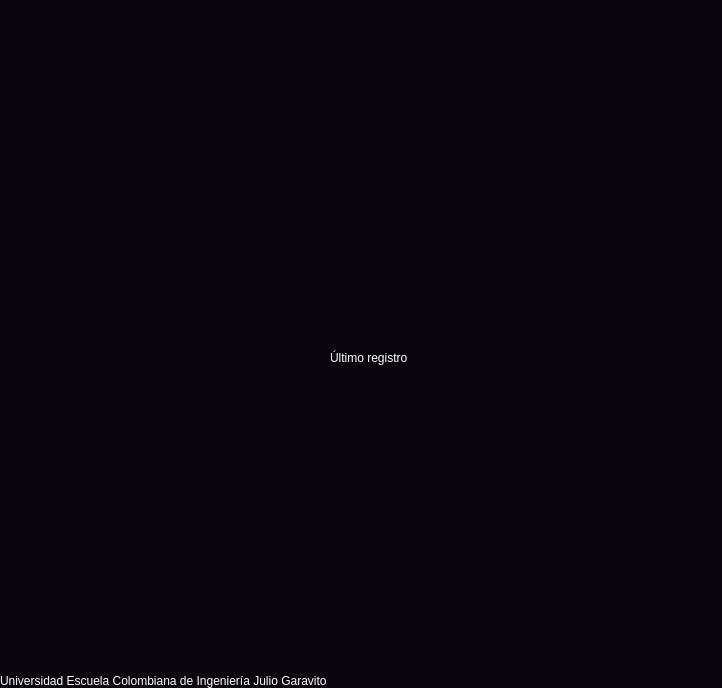
The window that interface.ui (StevenA55/ECG) describes before a commit, drawn with Qt 5.
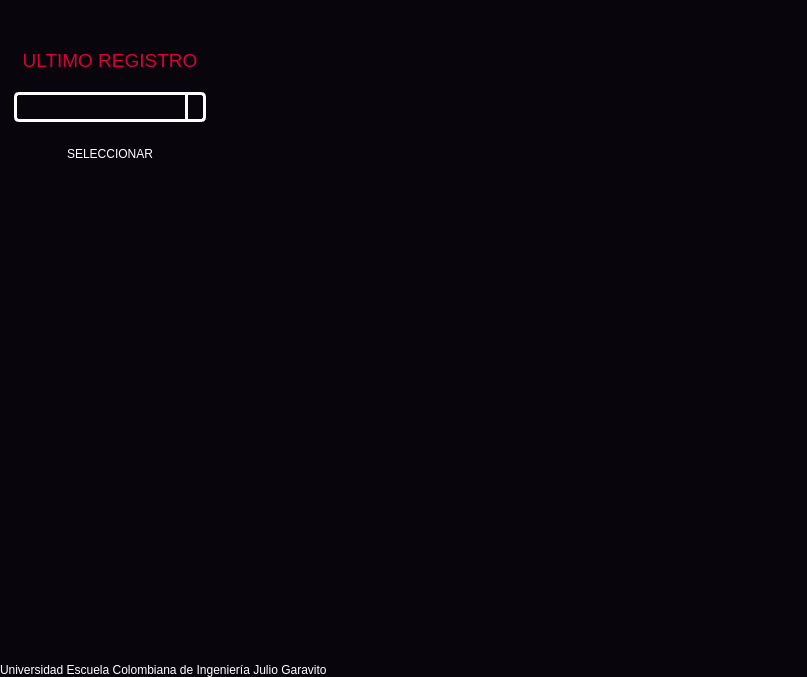
The same window after the commit. The open tabs and pages were chosen to show the change. Icons and pictures are not drawn.

```diff
--- a/interface.ui
+++ b/interface.ui
@@ -6,8 +6,8 @@
    <rect>
     <x>0</x>
     <y>0</y>
-    <width>722</width>
-    <height>688</height>
+    <width>807</width>
+    <height>677</height>
    </rect>
   </property>
   <property name="windowTitle">
@@ -1392,19 +1392,291 @@
              </layout>
             </widget>
             <widget class="QWidget" name="page_dos">
-             <widget class="QLabel" name="label_6">
-              <property name="geometry">
-               <rect>
-                <x>330</x>
-                <y>330</y>
-                <width>81</width>
-                <height>16</height>
-               </rect>
+             <layout class="QVBoxLayout" name="verticalLayout_20">
+              <property name="spacing">
+               <number>0</number>
               </property>
-              <property name="text">
-               <string>Último registro</string>
+              <property name="leftMargin">
+               <number>0</number>
               </property>
-             </widget>
+              <property name="topMargin">
+               <number>0</number>
+              </property>
+              <property name="rightMargin">
+               <number>0</number>
+              </property>
+              <property name="bottomMargin">
+               <number>0</number>
+              </property>
+              <item>
+               <widget class="QFrame" name="frame_22">
+                <property name="frameShape">
+                 <enum>QFrame::StyledPanel</enum>
+                </property>
+                <property name="frameShadow">
+                 <enum>QFrame::Raised</enum>
+                </property>
+                <layout class="QVBoxLayout" name="verticalLayout_25">
+                 <property name="spacing">
+                  <number>5</number>
+                 </property>
+                 <property name="leftMargin">
+                  <number>5</number>
+                 </property>
+                 <property name="topMargin">
+                  <number>5</number>
+                 </property>
+                 <property name="rightMargin">
+                  <number>5</number>
+                 </property>
+                 <property name="bottomMargin">
+                  <number>5</number>
+                 </property>
+                 <item>
+                  <layout class="QHBoxLayout" name="horizontalLayout_12">
+                   <item>
+                    <widget class="QFrame" name="frame_26">
+                     <property name="minimumSize">
+                      <size>
+                       <width>190</width>
+                       <height>0</height>
+                      </size>
+                     </property>
+                     <property name="maximumSize">
+                      <size>
+                       <width>210</width>
+                       <height>16777215</height>
+                      </size>
+                     </property>
+                     <property name="frameShape">
+                      <enum>QFrame::StyledPanel</enum>
+                     </property>
+                     <property name="frameShadow">
+                      <enum>QFrame::Raised</enum>
+                     </property>
+                     <layout class="QVBoxLayout" name="verticalLayout_30">
+                      <item>
+                       <widget class="QLabel" name="label_6">
+                        <property name="minimumSize">
+                         <size>
+                          <width>0</width>
+                          <height>5</height>
+                         </size>
+                        </property>
+                        <property name="maximumSize">
+                         <size>
+                          <width>16777215</width>
+                          <height>5</height>
+                         </size>
+                        </property>
+                        <property name="text">
+                         <string/>
+                        </property>
+                       </widget>
+                      </item>
+                      <item>
+                       <widget class="QLabel" name="label_22">
+                        <property name="minimumSize">
+                         <size>
+                          <width>0</width>
+                          <height>30</height>
+                         </size>
+                        </property>
+                        <property name="font">
+                         <font>
+                          <pointsize>14</pointsize>
+                         </font>
+                        </property>
+                        <property name="styleSheet">
+                         <string notr="true">color: rgb(218,0,55) ;</string>
+                        </property>
+                        <property name="text">
+                         <string>ULTIMO REGISTRO</string>
+                        </property>
+                        <property name="alignment">
+                         <set>Qt::AlignCenter</set>
+                        </property>
+                       </widget>
+                      </item>
+                      <item>
+                       <widget class="QLabel" name="label_24">
+                        <property name="maximumSize">
+                         <size>
+                          <width>16777215</width>
+                          <height>5</height>
+                         </size>
+                        </property>
+                        <property name="text">
+                         <string/>
+                        </property>
+                       </widget>
+                      </item>
+                      <item>
+                       <widget class="QComboBox" name="cb_R">
+                        <property name="minimumSize">
+                         <size>
+                          <width>84</width>
+                          <height>30</height>
+                         </size>
+                        </property>
+                        <property name="styleSheet">
+                         <string notr="true">QComboBox{
+	border: 3px solid #ffffff;
+	border-radius: 5px;
+	min-width: 6em;
+	color: rgb(255, 255, 255);
+}
+
+QComboBox::drop-down{
+	subcontrol-origin: padding;
+	subcontrol-position: top right;
+	width: 15px;
+	border-left-width: 3px;
+	border-left-color: #ffffff;
+	border-left-style: solid;
+	border-top-right-radius: 4px;
+	border-bottom-right-radius: 4px;
+}
+
+QComboBox QAbstractItemView{
+	background: #2c2c2c;
+	selection-background-color: #ff0037;
+	color: #ffffff;
+}
+</string>
+                        </property>
+                       </widget>
+                      </item>
+                      <item>
+                       <widget class="QLabel" name="label_25">
+                        <property name="maximumSize">
+                         <size>
+                          <width>16777215</width>
+                          <height>5</height>
+                         </size>
+                        </property>
+                        <property name="text">
+                         <string/>
+                        </property>
+                       </widget>
+                      </item>
+                      <item>
+                       <widget class="QPushButton" name="bt_selectR">
+                        <property name="minimumSize">
+                         <size>
+                          <width>0</width>
+                          <height>30</height>
+                         </size>
+                        </property>
+                        <property name="styleSheet">
+                         <string notr="true">QPushButton{
+	border-radius: 18px;
+	background-color:rgb(9,5,13);
+	Color: rgb(255, 255, 255);
+}
+
+QPushButton:hover{
+	background-color: rgb(255, 255, 255);
+	color: rgb(9,5,13);
+}
+</string>
+                        </property>
+                        <property name="text">
+                         <string>SELECCIONAR</string>
+                        </property>
+                       </widget>
+                      </item>
+                      <item>
+                       <spacer name="verticalSpacer_4">
+                        <property name="orientation">
+                         <enum>Qt::Vertical</enum>
+                        </property>
+                        <property name="sizeHint" stdset="0">
+                         <size>
+                          <width>20</width>
+                          <height>355</height>
+                         </size>
+                        </property>
+                       </spacer>
+                      </item>
+                      <item>
+                       <widget class="QLabel" name="label_23">
+                        <property name="minimumSize">
+                         <size>
+                          <width>100</width>
+                          <height>90</height>
+                         </size>
+                        </property>
+                        <property name="maximumSize">
+                         <size>
+                          <width>220</width>
+                          <height>100</height>
+                         </size>
+                        </property>
+                        <property name="text">
+                         <string/>
+                        </property>
+                        <property name="pixmap">
+                         <pixmap>Logo.png</pixmap>
+                        </property>
+                        <property name="scaledContents">
+                         <bool>true</bool>
+                        </property>
+                       </widget>
+                      </item>
+                     </layout>
+                    </widget>
+                   </item>
+                   <item>
+                    <layout class="QVBoxLayout" name="verticalLayout_21" stretch="1,2,2">
+                     <item>
+                      <widget class="QFrame" name="frame_23">
+                       <property name="frameShape">
+                        <enum>QFrame::StyledPanel</enum>
+                       </property>
+                       <property name="frameShadow">
+                        <enum>QFrame::Raised</enum>
+                       </property>
+                      </widget>
+                     </item>
+                     <item>
+                      <widget class="QFrame" name="frame_24">
+                       <property name="frameShape">
+                        <enum>QFrame::StyledPanel</enum>
+                       </property>
+                       <property name="frameShadow">
+                        <enum>QFrame::Raised</enum>
+                       </property>
+                       <layout class="QVBoxLayout" name="verticalLayout_29">
+                        <item>
+                         <layout class="QVBoxLayout" name="graph_R"/>
+                        </item>
+                       </layout>
+                      </widget>
+                     </item>
+                     <item>
+                      <widget class="QFrame" name="frame_25">
+                       <property name="frameShape">
+                        <enum>QFrame::StyledPanel</enum>
+                       </property>
+                       <property name="frameShadow">
+                        <enum>QFrame::Raised</enum>
+                       </property>
+                       <layout class="QVBoxLayout" name="verticalLayout_28">
+                        <item>
+                         <layout class="QVBoxLayout" name="graph_panR"/>
+                        </item>
+                       </layout>
+                      </widget>
+                     </item>
+                    </layout>
+                   </item>
+                  </layout>
+                 </item>
+                </layout>
+               </widget>
+              </item>
+             </layout>
             </widget>
             <widget class="QWidget" name="page_tres">
              <property name="styleSheet">
@@ -1690,7 +1962,7 @@
                      </property>
                      <layout class="QVBoxLayout" name="verticalLayout_23">
                       <item>
-                       <layout class="QVBoxLayout" name="verticalLayout_21"/>
+                       <layout class="QVBoxLayout" name="graph_DB"/>
                       </item>
                      </layout>
                     </widget>
```
Left out of the diff: 59 changed lines with no effect on the pictures.
